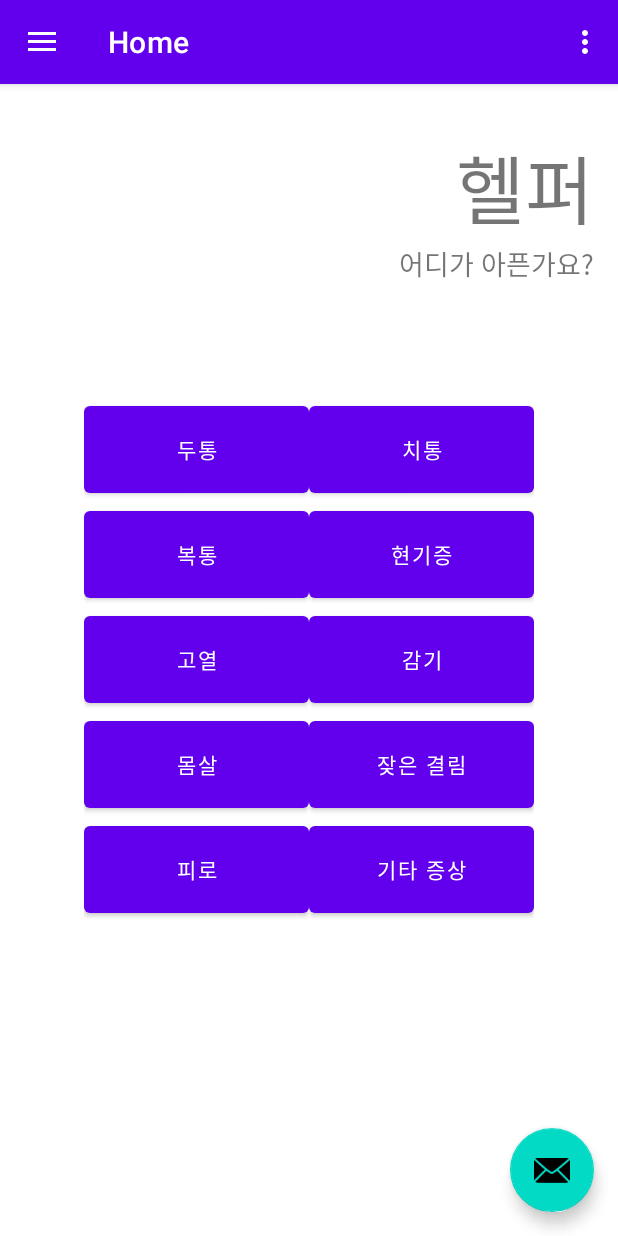
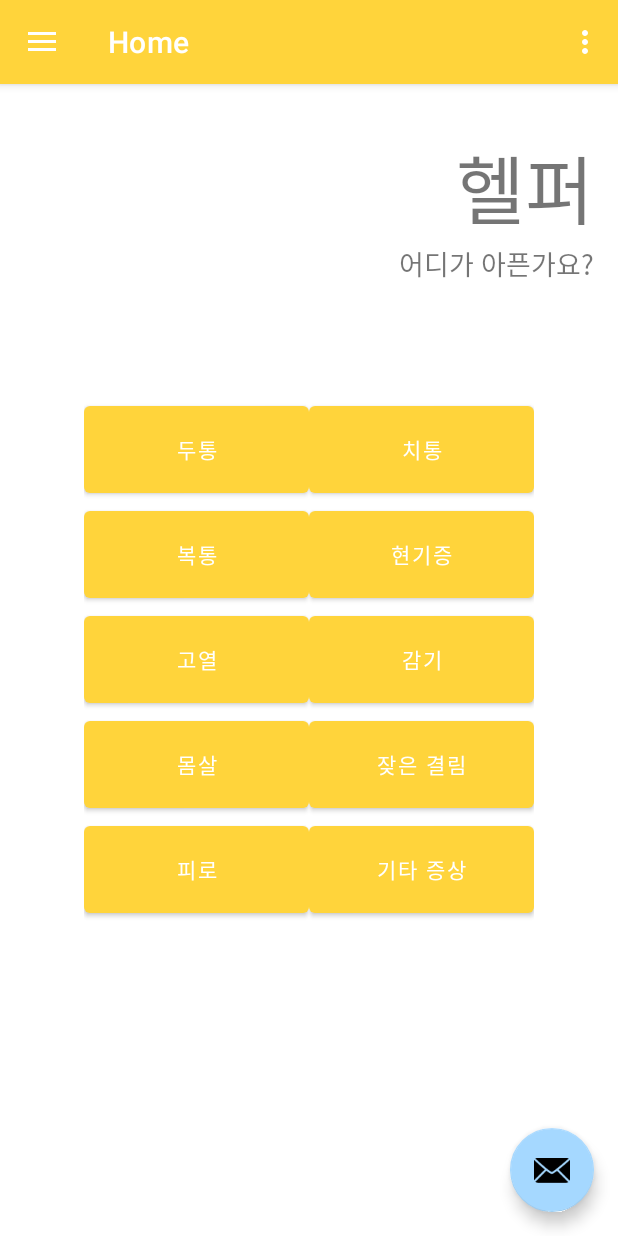
Before and after one commit to ParkDaeHee3/app_test_helper, an Android app: the screen it shows after launch (MainActivity), on a phone screen of 412 x 824 dp. Run offline under Robolectric (Android 15) with nearby library versions, the phone set to English and light mode, and no system bars; our stand-ins replace navigation-ui; libraries missing offline, so code that uses them is left out: com.kakao.vectormap; 3 statements that could not run were skipped.

Commit message:
스타일, 테마 영역 업데이트

```diff
--- a/app/src/main/res/values/colors.xml
+++ b/app/src/main/res/values/colors.xml
@@ -1,10 +1,26 @@
 <?xml version="1.0" encoding="utf-8"?>
 <resources>
-    <color name="purple_200">#FFBB86FC</color>
-    <color name="purple_500">#FF6200EE</color>
-    <color name="purple_700">#FF3700B3</color>
-    <color name="teal_200">#FF03DAC5</color>
-    <color name="teal_700">#FF018786</color>
-    <color name="black">#FF000000</color>
-    <color name="white">#FFFFFFFF</color>
+    <!--컬러 코드 참조 링크 https://yeun.github.io/open-color-->
+
+    <!--메인, 서브 컬러 코드 추가 시 <컬러명="sub_용도명_색상명"> 컬러번호 주석 양식 지키세요.-->
+    <!--다른 기능 추가 시 경고 발생 시 사용 코드 양식 참고하세요.-->
+        <!--메인 컬러-->
+        <color name="main_theme_yellow">#ffd43b</color> <!--yellow4-->
+        <color name="main_title_yellow">#ffe066</color> <!--yellow3-->
+        <color name="main_side_yellow">#fff3bf</color> <!--yellow1-->
+
+        <!--서브 컬러-->
+        <color name="sub_title_blue">#a5d8ff</color> <!--blue2-->
+        <color name="sub_side_blue">#d0ebff</color> <!--blue1-->
+
+        <!--경고 발생 시 사용-->
+        <color name="error_red">#f03e3e</color> <!--red7-->
+
+        <!--기본 폰트 색상 지정-->
+        <color name="font_black">#FF000000</color>
+        <color name="font_white">#FFFFFFFF</color>
+
+        <!--임시 땜빵-->
+        <color name="white">#FFFFFFFF</color>
+
 </resources>
--- a/app/src/main/res/values/themes.xml
+++ b/app/src/main/res/values/themes.xml
@@ -1,25 +1,31 @@
-<resources xmlns:tools="http://schemas.android.com/tools">
-    <!-- Base application theme. -->
+<resources>
+    <!-- 기본 애플리케이션 테마 -->
     <style name="Theme.App_test_helper" parent="Theme.MaterialComponents.DayNight.DarkActionBar">
-        <!-- Primary brand color. -->
-        <item name="colorPrimary">@color/purple_500</item>
-        <item name="colorPrimaryVariant">@color/purple_700</item>
-        <item name="colorOnPrimary">@color/white</item>
-        <!-- Secondary brand color. -->
-        <item name="colorSecondary">@color/teal_200</item>
-        <item name="colorSecondaryVariant">@color/teal_700</item>
-        <item name="colorOnSecondary">@color/black</item>
-        <!-- Status bar color. -->
+        <!-- 메인 브랜드 색상 -->
+        <item name="colorPrimary">@color/main_theme_yellow</item> <!-- yellow4 -->
+        <item name="colorPrimaryVariant">@color/main_title_yellow</item> <!-- yellow3 -->
+        <item name="colorOnPrimary">@color/font_white</item> <!-- 기본 폰트 흰색 -->
+
+        <!-- 서브 브랜드 색상 -->
+        <item name="colorSecondary">@color/sub_title_blue</item> <!-- blue2 -->
+        <item name="colorSecondaryVariant">@color/sub_side_blue</item> <!-- blue1 -->
+        <item name="colorOnSecondary">@color/font_black</item> <!-- 기본 폰트 검정색 -->
+
+        <!-- 상태바 색상 -->
         <item name="android:statusBarColor">?attr/colorPrimaryVariant</item>
-        <!-- Customize your theme here. -->
+
+        <!-- 여기에서 테마를 사용자 정의하세요 -->
     </style>
 
+    <!-- 액션바 없는 테마 -->
     <style name="Theme.App_test_helper.NoActionBar">
         <item name="windowActionBar">false</item>
         <item name="windowNoTitle">true</item>
     </style>
 
+    <!-- AppBar 오버레이 -->
     <style name="Theme.App_test_helper.AppBarOverlay" parent="ThemeOverlay.AppCompat.Dark.ActionBar" />
 
+    <!-- 팝업 오버레이 -->
     <style name="Theme.App_test_helper.PopupOverlay" parent="ThemeOverlay.AppCompat.Light" />
 </resources>
```
Also changed, not shown: app/src/main/res/values/strings.xml (+28 -0 lines).
